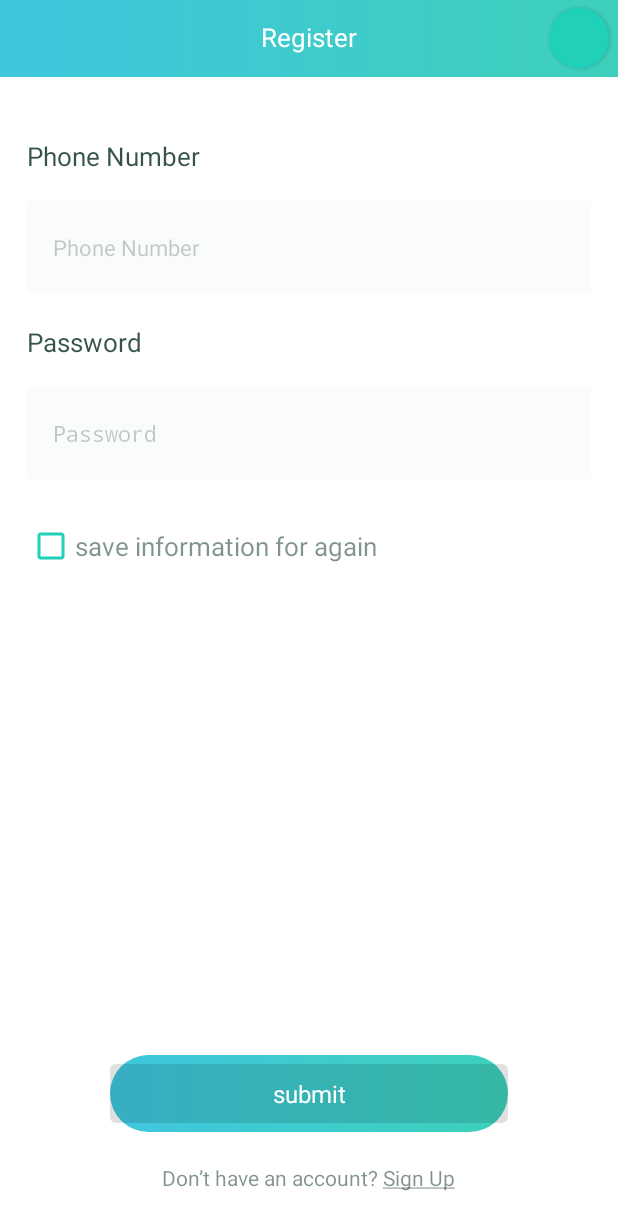
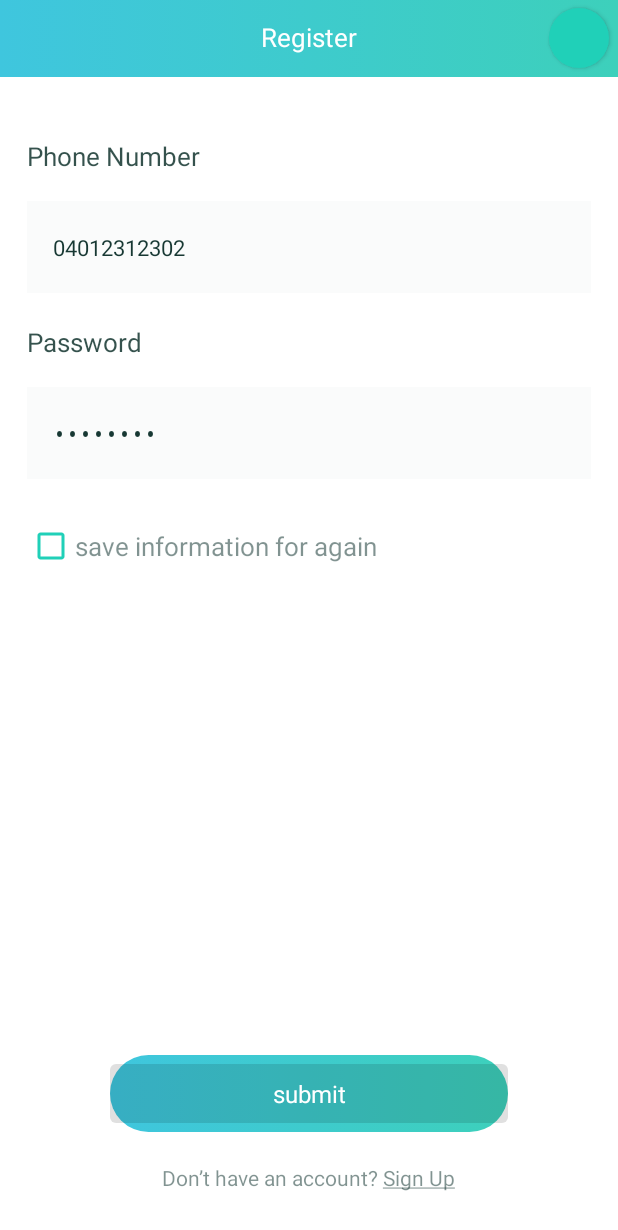
Before and after one commit to lambui09/healthcare-doctor, an Android app: the screen it shows after launch (LoginActivity), on a phone screen of 412 x 824 dp. Shown: the top 1230 px of the screen. Run offline under Robolectric (Android 15) with nearby library versions, the phone set to English and light mode, and no system bars; our stand-ins replace RxJava; libraries missing offline, so code that uses them is left out: com.androidnetworking, com.cloudinary.android; plain views replace MaterialFancyButton; pictures from the network do not load; 4 statements that could not run were skipped.

Commit message:
add ui for drawable

```diff
--- a/app/src/main/java/com/lambui/healthcare_doctor/ui/auths/login/InputLoginFragment.kt
+++ b/app/src/main/java/com/lambui/healthcare_doctor/ui/auths/login/InputLoginFragment.kt
@@ -2,12 +2,14 @@ package com.lambui.healthcare_doctor.ui.auths.login
 
 import android.util.Log
 import androidx.core.content.ContextCompat
+import androidx.lifecycle.Observer
 import com.google.firebase.iid.FirebaseInstanceId
 import com.lambui.healthcare_doctor.R
 import com.lambui.healthcare_doctor.base.BaseFragment
 import com.lambui.healthcare_doctor.enums.LoginNav
 import com.lambui.healthcare_doctor.ui.auths.signup.RegisterActivity
 import com.lambui.healthcare_doctor.utils.RxView
+import com.lambui.healthcare_doctor.utils.StringUtils.isBlank
 import com.lambui.healthcare_doctor.utils.ValidateUtils
 import com.lambui.healthcare_doctor.utils.extension.enable
 import com.lambui.healthcare_doctor.utils.extension.goTo
@@ -24,6 +26,8 @@ class InputLoginFragment : BaseFragment<LoginVM>() {
     override val viewModelx: LoginVM by sharedViewModel()
 
     override fun initialize() {
+        edtPhoneNumber.getEditText().setText("04012312302")
+        edtPassword.getEditText().setText("aa123123")
         handleRegister()
         validate()
         Log.d(
@@ -33,13 +37,24 @@ class InputLoginFragment : BaseFragment<LoginVM>() {
     }
 
     override fun onSubscribeObserver() {
-
+        with(viewModelx) {
+            loginSuccess.observe(this@InputLoginFragment, Observer {
+                val deviceToken = FirebaseInstanceId.getInstance().getToken() ?: ""
+                val patientId = getUserId() ?: ""
+                if (!isBlank(deviceToken) && !isBlank(patientId)) {
+                    viewModelx.updateDeviceToken(deviceToken, patientId)
+                }
+                viewModelx.setNavigationLogin(LoginNav.CONFIRM_CODE)
+            })
+        }
     }
 
     override fun registerOnClick() {
         btnLoginSubmit.getViewClick().setOnClickListener {
             if (validateInput()) {
-                viewModelx.setNavigationLogin(LoginNav.CONFIRM_CODE)
+                val phoneNumber = edtPhoneNumber.getEditText().text.toString()
+                val passWord = edtPassword.getEditText().text.toString()
+                viewModelx.login(phoneNumber, passWord)
             }
         }
     }
@@ -69,7 +84,6 @@ class InputLoginFragment : BaseFragment<LoginVM>() {
                         } else {
                             edtPhoneNumber.setVisibilityError(EditTextCustom.GONE)
                             btnLoginSubmit.setButtonSelected(validateInput())
-
                         }
                     }
                 )
--- a/app/src/main/res/drawable/ic_back_white.xml
+++ b/app/src/main/res/drawable/ic_back_white.xml
@@ -1,4 +1,12 @@
-<?xml version="1.0" encoding="utf-8"?>
-<selector xmlns:android="http://schemas.android.com/apk/res/android">
-
-</selector>
+<vector xmlns:android="http://schemas.android.com/apk/res/android"
+    android:width="22dp"
+    android:height="22dp"
+    android:viewportWidth="22"
+    android:viewportHeight="22">
+    <group>
+        <clip-path android:pathData="M0,0h22v22h-22z M 0,0"/>
+        <path
+            android:pathData="M13.9251,20.531 L5.4401,12.046a1.5,1.5 0,0 1,0 -2.121L13.9251,1.44a1.5,1.5 0,0 1,2.121 2.121L8.6211,10.986l7.425,7.425a1.5,1.5 0,1 1,-2.121 2.121Z"
+            android:fillColor="#fff"/>
+    </group>
+</vector>
--- a/app/src/main/res/drawable/ic_close_white.xml
+++ b/app/src/main/res/drawable/ic_close_white.xml
@@ -1,4 +1,12 @@
-<?xml version="1.0" encoding="utf-8"?>
-<selector xmlns:android="http://schemas.android.com/apk/res/android">
-
-</selector>
+<vector xmlns:android="http://schemas.android.com/apk/res/android"
+    android:width="22dp"
+    android:height="22dp"
+    android:viewportWidth="22"
+    android:viewportHeight="22">
+    <group>
+        <clip-path android:pathData="M0,0h22v22h-22z M 0,0"/>
+        <path
+            android:pathData="M17.288,19.409 L10.925,13.046 4.56,19.409A1.5,1.5 0,0 1,2.439 17.288L8.803,10.924 2.439,4.56A1.5,1.5 0,1 1,4.56 2.439L10.925,8.803l6.364,-6.364a1.5,1.5 0,1 1,2.121 2.121L13.046,10.924l6.364,6.364a1.5,1.5 0,1 1,-2.121 2.121Z"
+            android:fillColor="#fff"/>
+    </group>
+</vector>
```
